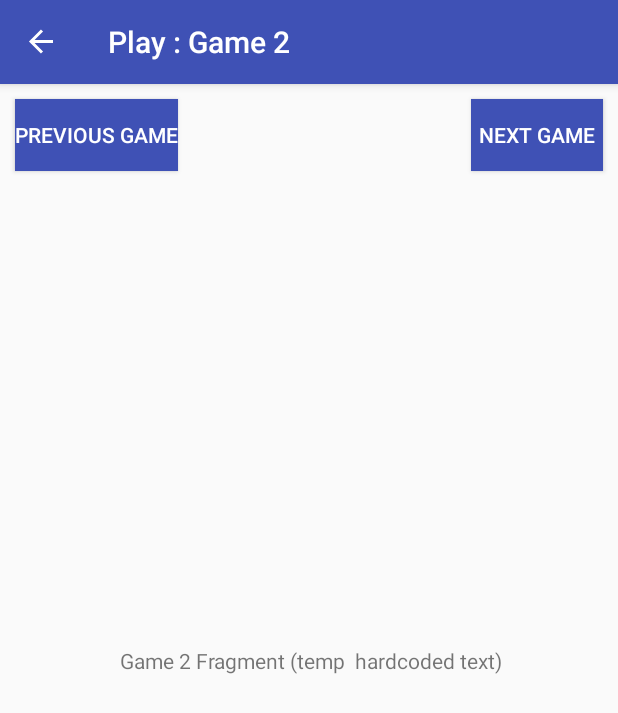
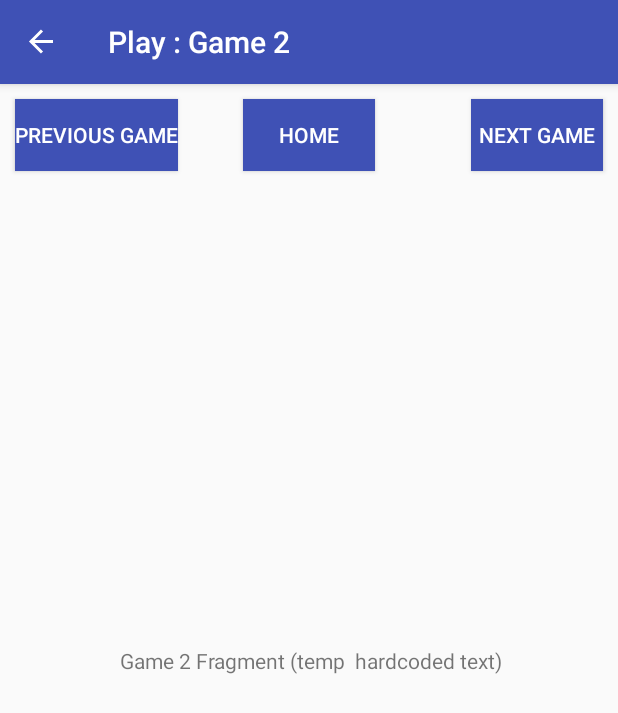
Before and after one commit to xam100/log8405, an Android app: the Play2Fragment screen opened through its navigation route, on a phone screen of 412 x 824 dp. Shown: the top 713 px of the screen. Run offline under Robolectric (Android 15) with nearby library versions, the light colour scheme and no system bars; our stand-ins replace navigation-ui.

Commit message:
added home button

```diff
--- a/app/src/main/java/com/example/unlock/MainActivity.kt
+++ b/app/src/main/java/com/example/unlock/MainActivity.kt
@@ -9,6 +9,7 @@ import androidx.navigation.ui.navigateUp
 import androidx.navigation.ui.setupActionBarWithNavController
 import android.view.Menu
 import android.view.MenuItem
+import androidx.appcompat.app.ActionBar
 import com.example.unlock.databinding.ActivityMainBinding
 
 class MainActivity : AppCompatActivity() {
@@ -28,7 +29,6 @@ private lateinit var binding: ActivityMainBinding
         appBarConfiguration = AppBarConfiguration(navController.graph)
         setupActionBarWithNavController(navController, appBarConfiguration)
 
-
     }
 override fun onCreateOptionsMenu(menu: Menu): Boolean {
         // Inflate the menu; this adds items to the action bar if it is present.
--- a/app/src/main/java/com/example/unlock/Play1Fragment.kt
+++ b/app/src/main/java/com/example/unlock/Play1Fragment.kt
@@ -34,6 +34,10 @@ class Play1Fragment : Fragment() {
         binding.buttonGame1to2.setOnClickListener {
             findNavController().navigate(R.id.action_play1Fragment_to_play2Fragment)
         }
+
+        binding.buttonPlay1home.setOnClickListener {
+            findNavController().navigate(R.id.action_play1Fragment_to_FirstFragment2)
+        }
     }
     override fun onDestroyView() {
         super.onDestroyView()
--- a/app/src/main/java/com/example/unlock/Play2Fragment.kt
+++ b/app/src/main/java/com/example/unlock/Play2Fragment.kt
@@ -39,7 +39,9 @@ class Play2Fragment : Fragment() {
             findNavController().navigate(R.id.action_play2Fragment_to_play3Fragment)
         }
 
-        binding.root.setOnClickListener {  }
+        binding.buttonPlay2home.setOnClickListener {
+            findNavController().navigate(R.id.action_play2Fragment_to_FirstFragment)
+        }
 
     }
     override fun onDestroyView() {
--- a/app/src/main/java/com/example/unlock/Play3Fragment.kt
+++ b/app/src/main/java/com/example/unlock/Play3Fragment.kt
@@ -35,6 +35,10 @@ class Play3Fragment : Fragment() {
             findNavController().navigate(R.id.action_play3Fragment_to_play2Fragment)
         }
 
+        binding.buttonGame3home.setOnClickListener {
+            findNavController().navigate(R.id.action_play3Fragment_to_FirstFragment)
+        }
+
     }
     override fun onDestroyView() {
         super.onDestroyView()
--- a/app/src/main/res/layout/fragment_play2.xml
+++ b/app/src/main/res/layout/fragment_play2.xml
@@ -39,4 +39,16 @@
         android:textColor="@color/white"
         app:layout_constraintStart_toStartOf="parent"
         app:layout_constraintTop_toTopOf="parent" />
+
+    <Button
+        android:id="@+id/button_play2home"
+        android:layout_width="wrap_content"
+        android:layout_height="wrap_content"
+        android:layout_marginTop="10dp"
+        android:background="@color/blue"
+        android:text="@string/home"
+        android:textColor="@color/white"
+        app:layout_constraintEnd_toEndOf="parent"
+        app:layout_constraintStart_toStartOf="parent"
+        app:layout_constraintTop_toTopOf="parent" />
 </androidx.constraintlayout.widget.ConstraintLayout>
--- a/app/src/main/res/navigation/nav_graph.xml
+++ b/app/src/main/res/navigation/nav_graph.xml
@@ -37,7 +37,7 @@
             android:id="@+id/action_play1Fragment_to_play2Fragment"
             app:destination="@id/play2Fragment" />
         <action
-            android:id="@+id/action_play1Fragment_to_FirstFragment"
+            android:id="@+id/action_play1Fragment_to_FirstFragment2"
             app:destination="@id/FirstFragment" />
     </fragment>
     <fragment
@@ -51,6 +51,9 @@
         <action
             android:id="@+id/action_play2Fragment_to_play1Fragment"
             app:destination="@id/play1Fragment" />
+        <action
+            android:id="@+id/action_play2Fragment_to_FirstFragment"
+            app:destination="@id/FirstFragment" />
     </fragment>
     <fragment
         android:id="@+id/play3Fragment"
@@ -60,5 +63,8 @@
         <action
             android:id="@+id/action_play3Fragment_to_play2Fragment"
             app:destination="@id/play2Fragment" />
+        <action
+            android:id="@+id/action_play3Fragment_to_FirstFragment"
+            app:destination="@id/FirstFragment" />
     </fragment>
 </navigation>
--- a/app/src/main/res/values/strings.xml
+++ b/app/src/main/res/values/strings.xml
@@ -12,6 +12,7 @@
     <string name="exit">Exit</string>
     <string name="next_game">Next game</string>
     <string name="previous_game">Previous game</string>
+    <string name="home">Home</string>
 
     <string name="hello_first_fragment">Welcome to unLock</string>
     <string name="hello_second_fragment">Prenom Nom\nPrenom Nom\nPrenom Nom\nPrenom Nom</string>
```
Also changed, not shown: app/src/main/res/layout/fragment_play1.xml (+12 -0 lines), app/src/main/res/layout/fragment_play3.xml (+12 -0 lines).
